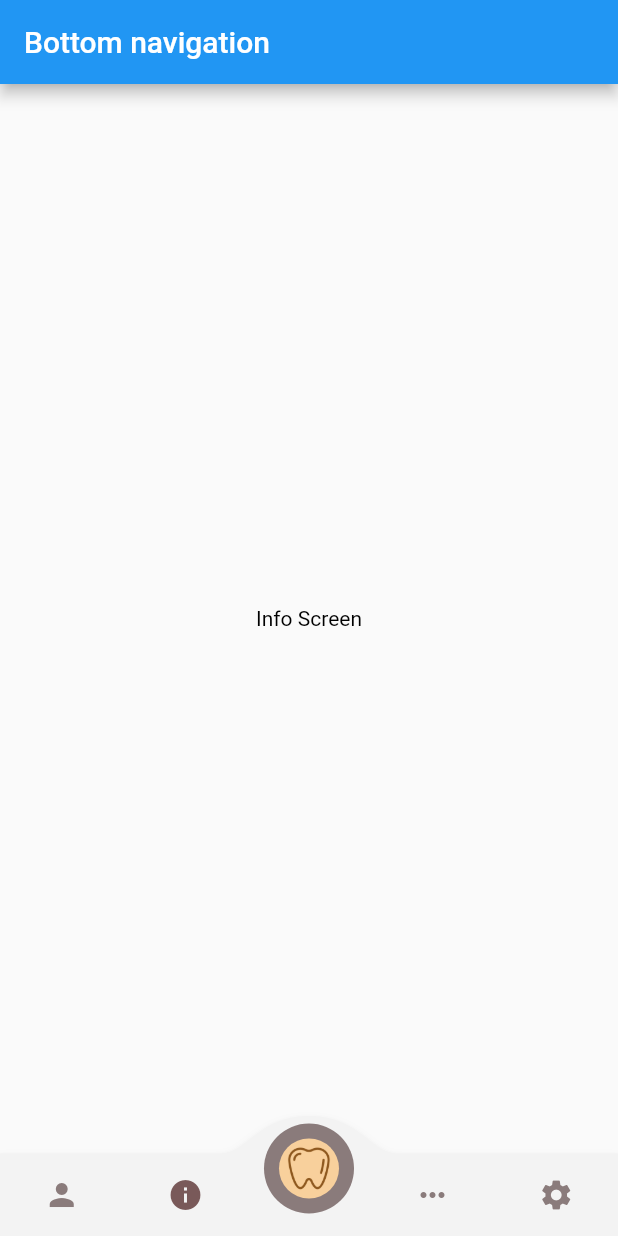
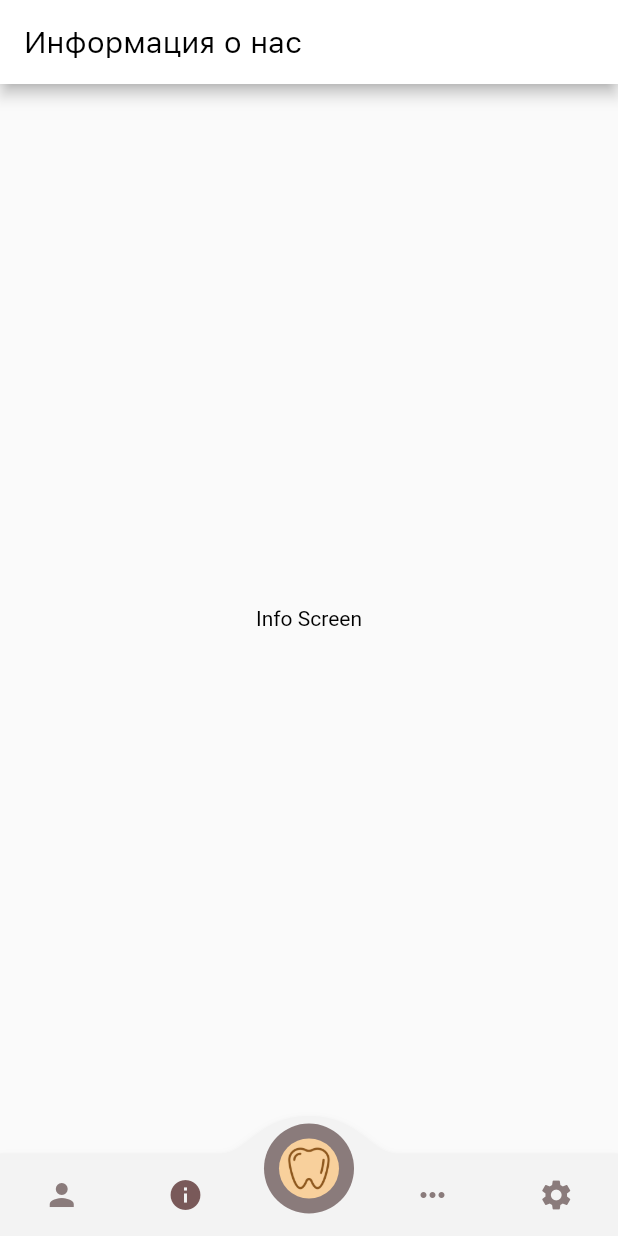
Before and after one commit to ilgar31/dms_application, a Flutter app: the screen it shows after launch, item 2 of the bottom bar chosen, on a phone screen of 412 x 824 dp. Run offline on Flutter 3.47's test engine with Material 2 defaults, Android fonts, the phone set to English and light mode, and no system bars; drawn by our look-alikes of convex_bottom_bar.

Commit message:
change appbars on pages

```diff
--- a/lib/pages/info.dart
+++ b/lib/pages/info.dart
@@ -21,7 +21,7 @@ class _Info extends State {
     return MaterialApp(
       title: "Bottom navigation",
       home: Scaffold(
-        appBar: AppBar(title: Text("Bottom navigation"),),
+        appBar: AppBar(backgroundColor: Colors.white, title: Text("Информация о нас", style: TextStyle(fontFamily: "SF", color: Colors.black),),),
         body: Center(
           child: Text("Info Screen", style: TextStyle(color: Colors.black)),
         ),
--- a/lib/pages/more.dart
+++ b/lib/pages/more.dart
@@ -21,7 +21,7 @@ class _More extends State {
     return MaterialApp(
       title: "Bottom navigation",
       home: Scaffold(
-        appBar: AppBar(title: Text("Bottom navigation"),),
+        appBar: AppBar(backgroundColor: Colors.white, title: Text("Разное", style: TextStyle(fontFamily: "SF", color: Colors.black),),),
         body: Center(
           child: Text("More Screen", style: TextStyle(color: Colors.black)),
         ),
--- a/lib/pages/settings.dart
+++ b/lib/pages/settings.dart
@@ -21,7 +21,7 @@ class _Settings extends State {
     return MaterialApp(
       title: "Bottom navigation",
       home: Scaffold(
-        appBar: AppBar(title: Text("Bottom navigation"),),
+        appBar: AppBar(backgroundColor: Colors.white, title: Text("Прайс и помощь", style: TextStyle(fontFamily: "SF", color: Colors.black),),),
         body: Center(
           child: Text("Settings Screen", style: TextStyle(color: Colors.black)),
         ),
```
